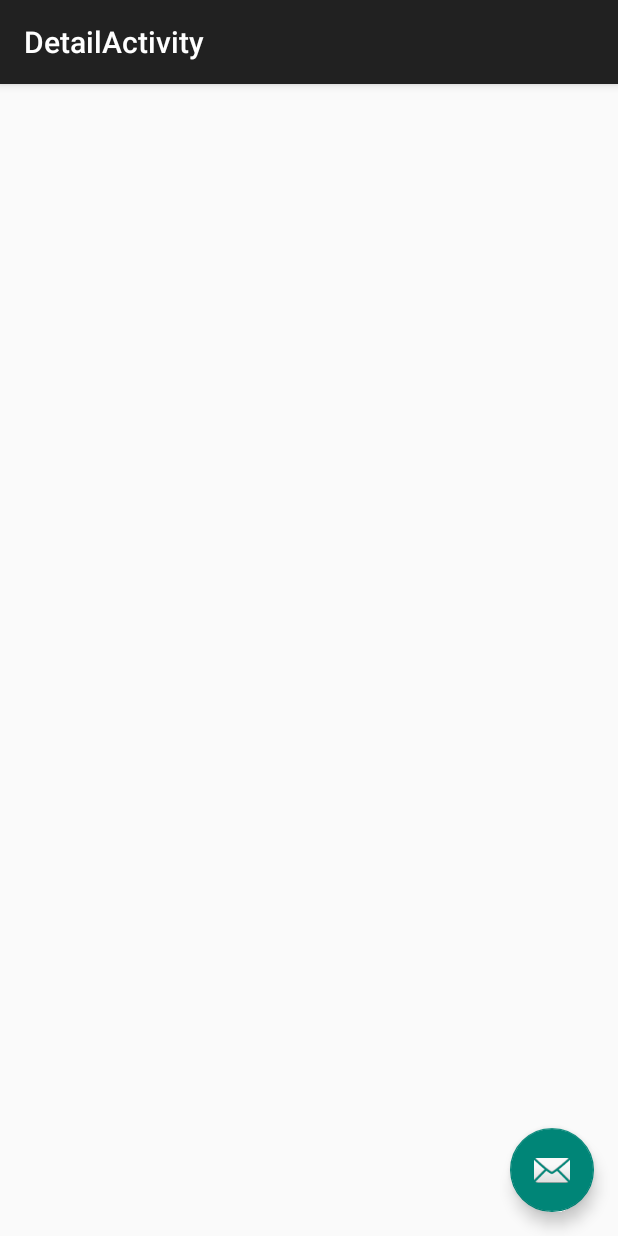
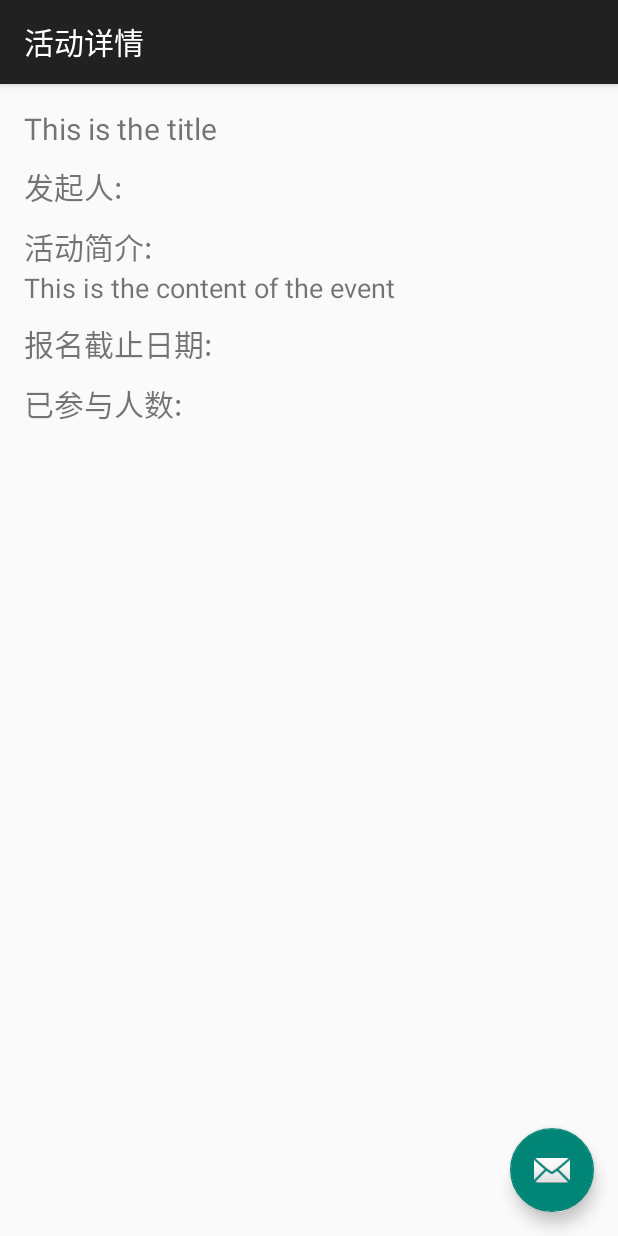
Before and after one commit to ZacharyJia/Yue, an Android app: the DetailActivity screen opened directly, with no data from a screen before it, on a phone screen of 412 x 824 dp. Run offline under Robolectric (Android 15) with nearby library versions, the phone set to English and light mode, and no system bars.

Commit message:
完成活动详情显示

```diff
--- a/app/src/main/java/bjtu/cit/yue/LoginActivity.java
+++ b/app/src/main/java/bjtu/cit/yue/LoginActivity.java
@@ -73,6 +73,7 @@ public class LoginActivity extends AppCompatActivity {
                                         PreferenceUtils.putString(LoginActivity.this, "id", jsonObject.getString("id"));
                                         PreferenceUtils.putString(LoginActivity.this, "phone", jsonObject.getString("phone"));
                                         PreferenceUtils.putString(LoginActivity.this, "gender", jsonObject.getString("gender"));
+                                        PreferenceUtils.putString(LoginActivity.this, "pic", jsonObject.getString("pic"));
                                         Intent intent = new Intent(LoginActivity.this, MainActivity.class);
                                         startActivity(intent);
                                         LoginActivity.this.finish();
--- a/app/src/main/java/bjtu/cit/yue/MainActivity.java
+++ b/app/src/main/java/bjtu/cit/yue/MainActivity.java
@@ -56,7 +56,8 @@ public class MainActivity extends AppCompatActivity implements PullToRefreshBase
         listView.setOnItemClickListener(new AdapterView.OnItemClickListener() {
             @Override
             public void onItemClick(AdapterView<?> parent, View view, int position, long id) {
-                HashMap<String, String> event = adapter.getList().get(position);
+                Log.e("test", "" + position);
+                HashMap<String, String> event = adapter.getList().get(position - 1);
                 Intent intent = new Intent(MainActivity.this, DetailActivity.class);
                 intent.putExtra("event", event);
                 startActivity(intent);
@@ -139,6 +140,7 @@ public class MainActivity extends AppCompatActivity implements PullToRefreshBase
                             map.put("content", event.getString("content"));
                             map.put("deadline", event.getString("deadline"));
                             map.put("userId", event.getString("userId"));
+                            map.put("username", event.getString("username"));
                             list.add(map);
                         }
                         MainActivity.this.offset = array.length();
@@ -185,7 +187,7 @@ public class MainActivity extends AppCompatActivity implements PullToRefreshBase
                     if (obj.getInt("code") == 0) {
                         JSONArray array = obj.getJSONArray("events");
                         for(int index = 0; index < array.length(); index++) {
-                            JSONObject event = array.getJSONObject(i);
+                            JSONObject event = array.getJSONObject(index);
                             HashMap<String, String>  map = new HashMap<String, String>();
                             map.put("id", event.getString("id"));
                             map.put("title", event.getString("title"));
--- a/app/src/main/java/bjtu/cit/yue/SplashActivity.java
+++ b/app/src/main/java/bjtu/cit/yue/SplashActivity.java
@@ -63,6 +63,7 @@ public class SplashActivity extends Activity{
                             PreferenceUtils.putString(SplashActivity.this, "id", jsonObject.getString("id"));
                             PreferenceUtils.putString(SplashActivity.this ,"phone", jsonObject.getString("phone"));
                             PreferenceUtils.putString(SplashActivity.this ,"gender", jsonObject.getString("gender"));
+                            PreferenceUtils.putString(SplashActivity.this, "pic", jsonObject.getString("pic"));
                             Intent intent = new Intent(SplashActivity.this, MainActivity.class);
                             startActivity(intent);
                             SplashActivity.this.finish();
--- a/app/src/main/res/layout/content_detail.xml
+++ b/app/src/main/res/layout/content_detail.xml
@@ -1,5 +1,5 @@
 <?xml version="1.0" encoding="utf-8"?>
-<RelativeLayout xmlns:android="http://schemas.android.com/apk/res/android"
+<LinearLayout xmlns:android="http://schemas.android.com/apk/res/android"
     xmlns:tools="http://schemas.android.com/tools"
     xmlns:app="http://schemas.android.com/apk/res-auto" android:layout_width="match_parent"
     android:layout_height="match_parent" android:paddingLeft="@dimen/activity_horizontal_margin"
@@ -7,6 +7,68 @@
     android:paddingTop="@dimen/activity_vertical_margin"
     android:paddingBottom="@dimen/activity_vertical_margin"
     app:layout_behavior="@string/appbar_scrolling_view_behavior"
-    tools:showIn="@layout/activity_detail" tools:context="bjtu.cit.yue.DetailActivity">
+    tools:showIn="@layout/activity_detail"
+    android:orientation="vertical"
+    tools:context="bjtu.cit.yue.DetailActivity">
 
-</RelativeLayout>
+    <ScrollView
+        android:layout_width="match_parent"
+        android:layout_height="wrap_content">
+        <LinearLayout
+            android:orientation="vertical"
+            android:layout_width="match_parent"
+            android:layout_height="wrap_content">
+
+            <TextView
+                android:id="@+id/title"
+                android:text="This is the title"
+                android:textSize="20sp"
+                android:layout_width="match_parent"
+                android:layout_height="wrap_content" />
+
+            <TextView
+                android:id="@+id/username"
+                android:layout_marginTop="10dp"
+                android:text="发起人:"
+                android:textSize="20sp"
+                android:layout_width="match_parent"
+                android:layout_height="wrap_content" />
+
+
+            <TextView
+                android:layout_marginTop="10dp"
+                android:text="活动简介:"
+                android:textSize="20sp"
+                android:layout_width="match_parent"
+                android:layout_height="wrap_content" />
+
+            <TextView
+                android:id="@+id/content"
+                android:text="This is the content of the event"
+                android:textSize="18sp"
+                android:layout_width="match_parent"
+                android:layout_height="wrap_content" />
+
+            <TextView
+                android:id="@+id/deadline"
+                android:layout_marginTop="10dp"
+                android:text="报名截止日期:"
+                android:textSize="20sp"
+                android:layout_width="match_parent"
+                android:layout_height="wrap_content" />
+
+
+            <TextView
+                android:id="@+id/num"
+                android:layout_marginTop="10dp"
+                android:text="已参与人数:"
+                android:textSize="20sp"
+                android:layout_width="match_parent"
+                android:layout_height="wrap_content" />
+
+
+        </LinearLayout>
+    </ScrollView>
+
+
+</LinearLayout>
```
Also changed, not shown: app/src/main/java/bjtu/cit/yue/AddEventActivity.java (+0 -9 lines), app/src/main/java/bjtu/cit/yue/DetailActivity.java (+66 -1 lines), app/src/main/java/bjtu/cit/yue/User.java (added, +52 -0 lines).
